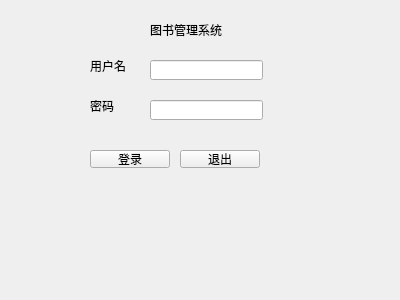
First picture: the form in login.ui, repository birchtree2/lib-manage-QT, before the edit.
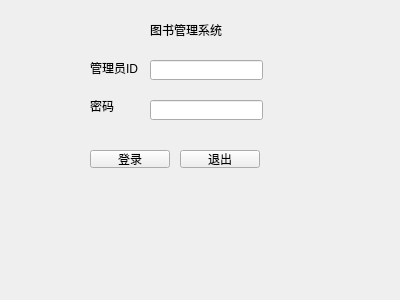
Second picture: the form after the edit.

Commit message: 用户系统

Patch:
```diff
--- a/login.ui
+++ b/login.ui
@@ -57,12 +57,12 @@
     <rect>
      <x>90</x>
      <y>60</y>
-     <width>40</width>
-     <height>12</height>
+     <width>51</width>
+     <height>16</height>
     </rect>
    </property>
    <property name="text">
-    <string>用户名</string>
+    <string>管理员ID</string>
    </property>
   </widget>
   <widget class="QLabel" name="label_3">
```
The commit also changes 11 other files.
